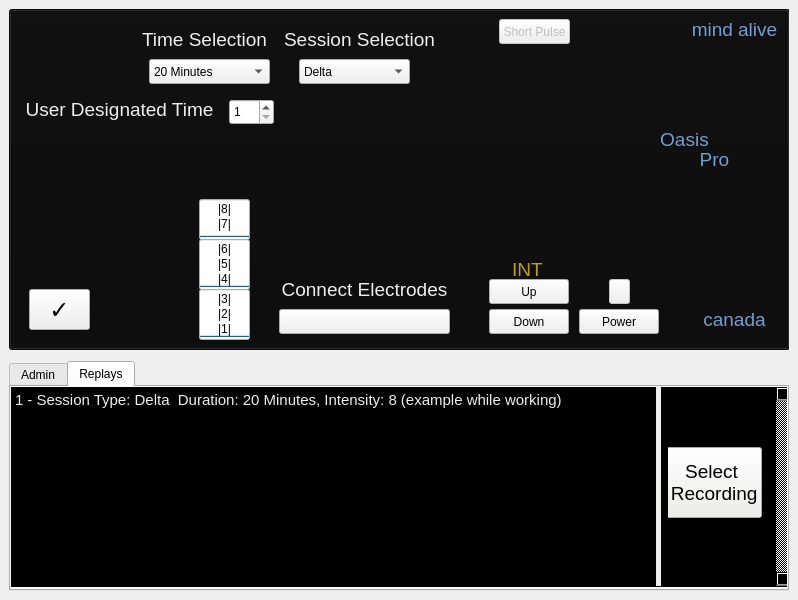
Above: OasisProSim/mainwindow.ui from Cole-Kaufman-1/OasisProSim before the change. Below: the same form after it.
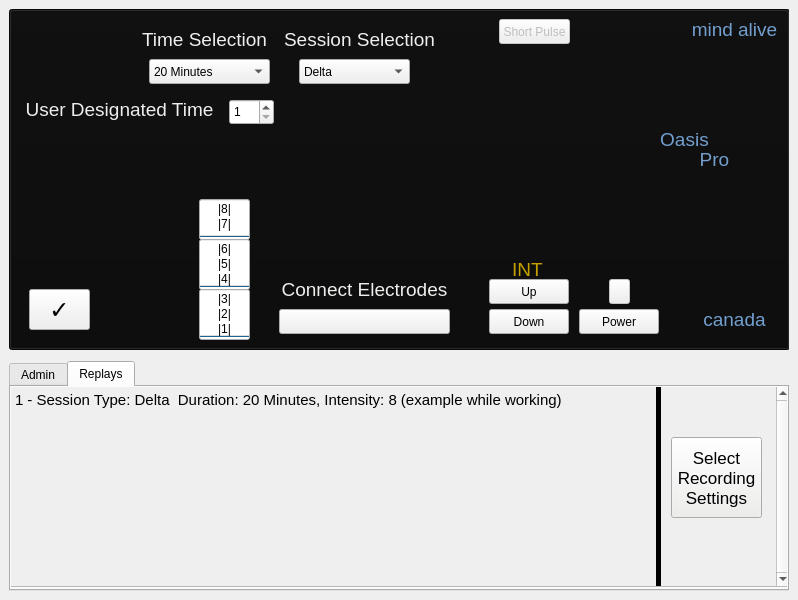
That is the form after the change. The open tabs and pages were chosen to show the change.

Commit message: Changed .gitingore and UI battery

Diff of the .ui file:
```diff
--- a/OasisProSim/mainwindow.ui
+++ b/OasisProSim/mainwindow.ui
@@ -851,7 +851,7 @@
          <item>
           <widget class="QScrollArea" name="replayTabScrollArea">
            <property name="styleSheet">
-            <string notr="true">background-color: rgb(0, 0, 0);</string>
+            <string notr="true"/>
            </property>
            <property name="lineWidth">
             <number>2</number>
@@ -904,7 +904,7 @@
                  </font>
                 </property>
                 <property name="styleSheet">
-                 <string notr="true">color: rgb(238, 238, 236);</string>
+                 <string notr="true"/>
                 </property>
                 <property name="text">
                  <string>1 - Session Type: Delta  Duration: 20 Minutes, Intensity: 8 (example while working)</string>
@@ -932,23 +932,24 @@
             <widget class="QPushButton" name="selectReplayButton">
              <property name="geometry">
               <rect>
-               <x>650</x>
-               <y>60</y>
-               <width>101</width>
-               <height>71</height>
+               <x>660</x>
+               <y>50</y>
+               <width>91</width>
+               <height>81</height>
               </rect>
              </property>
              <property name="font">
               <font>
-               <pointsize>14</pointsize>
+               <pointsize>13</pointsize>
               </font>
              </property>
              <property name="styleSheet">
               <string notr="true">background-color: rgb(238, 238, 236);</string>
              </property>
              <property name="text">
-              <string>Select 
- Recording</string>
+              <string>Select
+Recording
+Settings</string>
              </property>
             </widget>
             <widget class="Line" name="line">
@@ -966,7 +967,7 @@
               </font>
              </property>
              <property name="styleSheet">
-              <string notr="true">color: rgb(238, 238, 236);</string>
+              <string notr="true"/>
              </property>
              <property name="frameShadow">
               <enum>QFrame::Plain</enum>
```
Left out of the diff: 26 changed lines with no effect on the pictures. The commit also changes 1 other file.
